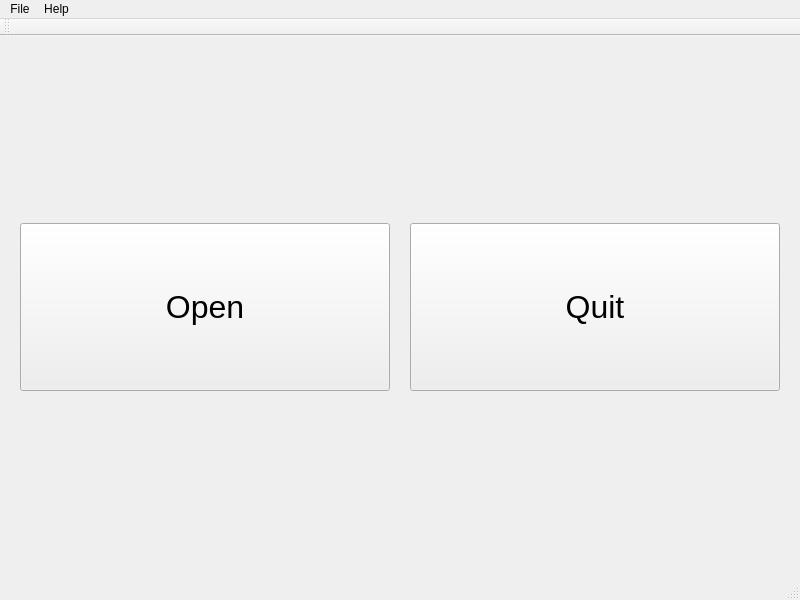
Qt form ui/mainwindow.ui (rohan-singh1/Kommadek) before a commit.
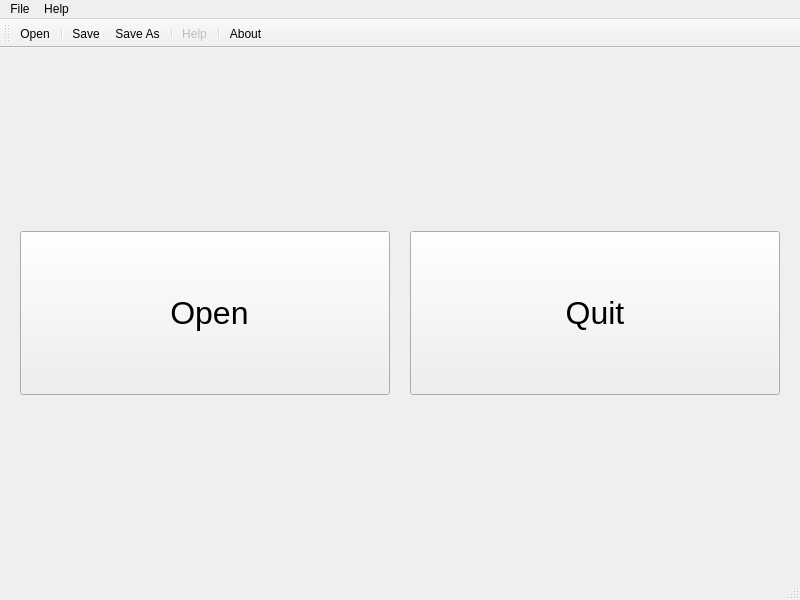
The same form after that commit. The open tabs and pages were chosen to show the change. Icons and pictures are not drawn.

Commit message: Toolbar implemented

Patch:
```diff
--- a/ui/mainwindow.ui
+++ b/ui/mainwindow.ui
@@ -87,7 +87,17 @@
              </font>
             </property>
             <property name="text">
-             <string>Open</string>
+             <string> Open</string>
+            </property>
+            <property name="icon">
+             <iconset resource="../resources/kommadekresources.qrc">
+              <normaloff>:/icons/Open_32.png</normaloff>:/icons/Open_32.png</iconset>
+            </property>
+            <property name="iconSize">
+             <size>
+              <width>32</width>
+              <height>32</height>
+             </size>
             </property>
            </widget>
           </item>
@@ -230,12 +240,32 @@
    <property name="windowTitle">
     <string>toolBar</string>
    </property>
+   <property name="styleSheet">
+    <string notr="true">QToolButton:hover {background-color: qlineargradient(spread:pad, x1:1, y1:1, x2:1, y2:0.00568182, stop:0 rgba(230, 230, 230, 255), stop:1 rgba(255, 255, 255, 255))}</string>
+   </property>
+   <property name="iconSize">
+    <size>
+     <width>32</width>
+     <height>32</height>
+    </size>
+   </property>
+   <property name="toolButtonStyle">
+    <enum>Qt::ToolButtonTextUnderIcon</enum>
+   </property>
    <attribute name="toolBarArea">
     <enum>TopToolBarArea</enum>
    </attribute>
    <attribute name="toolBarBreak">
     <bool>false</bool>
    </attribute>
+   <addaction name="actionOpen"/>
+   <addaction name="separator"/>
+   <addaction name="actionSave"/>
+   <addaction name="actionSave_As"/>
+   <addaction name="separator"/>
+   <addaction name="actionHelp"/>
+   <addaction name="separator"/>
+   <addaction name="actionAbout"/>
   </widget>
   <action name="actionOpen">
    <property name="text">
@@ -257,6 +287,13 @@
    </property>
   </action>
   <action name="actionHelp">
+   <property name="enabled">
+    <bool>false</bool>
+   </property>
+   <property name="icon">
+    <iconset resource="../resources/kommadekresources.qrc">
+     <normaloff>:/icons/Help_32.png</normaloff>:/icons/Help_32.png</iconset>
+   </property>
    <property name="text">
     <string>Help</string>
    </property>
```
Left out of the diff: 25 changed lines with no effect on the pictures. The commit also changes 2 other files.
